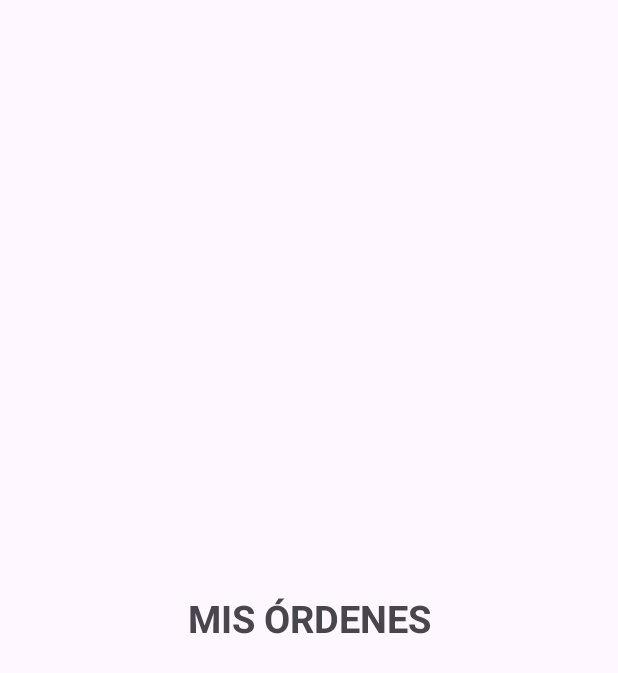
After one commit to Cesar183/TiendaVirtual, an Android app: the fragment FragmentMisOrdenesC shown on its own in the app's theme, on a phone screen of 412 x 824 dp. The commit adds this screen. Shown: the top 673 px of the screen. Run offline under Robolectric (Android 15) with nearby library versions, the phone set to English and light mode, and no system bars.

```diff
--- /dev/null
+++ b/app/src/main/java/com/app/tiendavirtual/cliente/bottom_nav_fragments_cliente/FragmentMisOrdenesC.kt
@@ -0,0 +1,20 @@
+package com.app.tiendavirtual.cliente.bottom_nav_fragments_cliente
+
+import android.os.Bundle
+import androidx.fragment.app.Fragment
+import android.view.LayoutInflater
+import android.view.View
+import android.view.ViewGroup
+import com.app.tiendavirtual.R
+
+class FragmentMisOrdenesC : Fragment() {
+
+    override fun onCreateView(
+        inflater: LayoutInflater, container: ViewGroup?,
+        savedInstanceState: Bundle?
+    ): View? {
+        // Inflate the layout for this fragment
+        return inflater.inflate(R.layout.fragment_mis_ordenes_c, container, false)
+    }
+
+}
--- /dev/null
+++ b/app/src/main/res/layout/fragment_mis_ordenes_c.xml
@@ -0,0 +1,17 @@
+<?xml version="1.0" encoding="utf-8"?>
+<FrameLayout xmlns:android="http://schemas.android.com/apk/res/android"
+    xmlns:tools="http://schemas.android.com/tools"
+    android:layout_width="match_parent"
+    android:layout_height="match_parent"
+    tools:context=".cliente.bottom_nav_fragments_cliente.FragmentMisOrdenesC">
+
+    <!-- TODO: Update blank fragment layout -->
+    <TextView
+        android:layout_width="match_parent"
+        android:layout_height="match_parent"
+        android:text="MIS ÓRDENES"
+        android:gravity="center"
+        android:textSize="25sp"
+        android:textStyle="bold"/>
+
+</FrameLayout>
--- a/app/src/main/res/values/strings.xml
+++ b/app/src/main/res/values/strings.xml
@@ -21,5 +21,7 @@
     <string name="op_mis_ordenes_c">Mis órdenes</string>
 
     <string name="txt_bienvenida">Bienvenido(a)</string>
+    <!-- TODO: Remove or change this placeholder text -->
+    <string name="hello_blank_fragment">Hello blank fragment</string>
 
 </resources>
```
Also changed, not shown: app/src/main/java/com/app/tiendavirtual/cliente/bottom_nav_fragments_cliente/FragmentTiendaC.kt (added, +20 -0 lines), app/src/main/java/com/app/tiendavirtual/cliente/nav_fragments_cliente/FragmentInicioC.kt (added, +20 -0 lines), app/src/main/java/com/app/tiendavirtual/cliente/nav_fragments_cliente/FragmentMiPerfilC.kt (added, +20 -0 lines), app/src/main/res/layout/fragment_inicio_c.xml (added, +35 -0 lines), app/src/main/res/layout/fragment_mi_perfil_c.xml (added, +17 -0 lines), app/src/main/res/layout/fragment_tienda_c.xml (added, +17 -0 lines).
